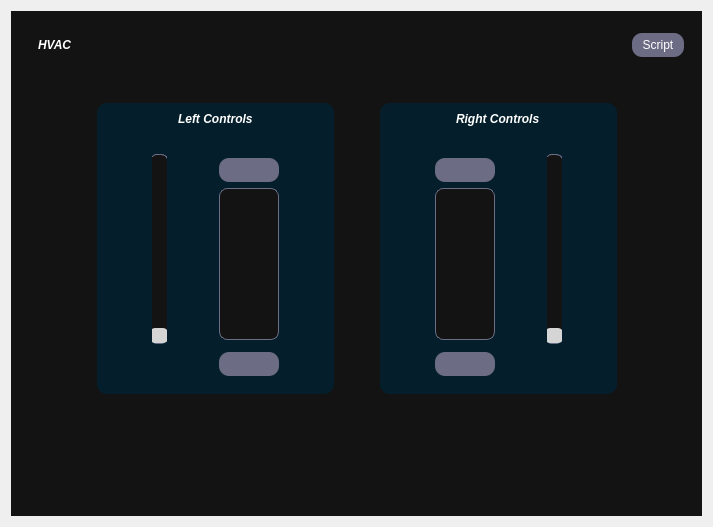
First picture: the form in ui/HVAC.ui, repository AutomotiveGradeLinux/src-agl-demo-control-panel, before the edit.
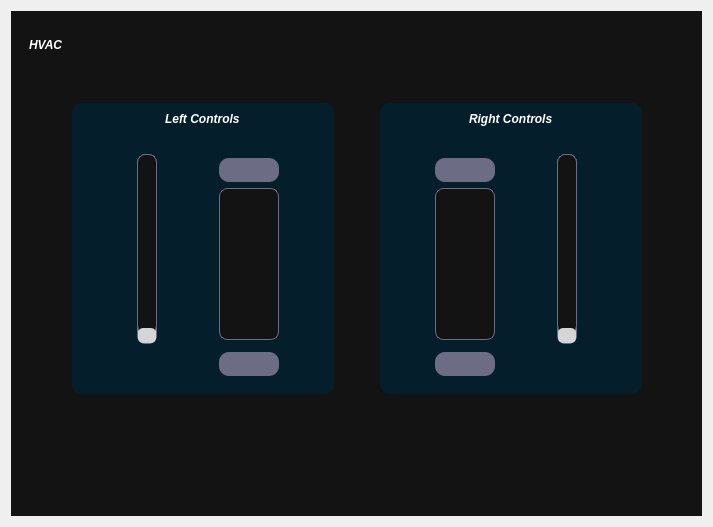
Second picture: the form after the edit. Icons and pictures are not drawn.

```diff
--- a/ui/HVAC.ui
+++ b/ui/HVAC.ui
@@ -204,16 +204,7 @@
         <property name="frameShadow">
          <enum>QFrame::Raised</enum>
         </property>
-        <layout class="QHBoxLayout" name="horizontalLayout_2">
-         <item>
-          <widget class="QFrame" name="frame_5">
-           <property name="frameShape">
-            <enum>QFrame::StyledPanel</enum>
-           </property>
-           <property name="frameShadow">
-            <enum>QFrame::Raised</enum>
-           </property>
-           <layout class="QHBoxLayout" name="horizontalLayout_4">
+        <layout class="QHBoxLayout" name="horizontalLayout">
             <item>
              <widget class="QLabel" name="label_2">
               <property name="sizePolicy">
@@ -238,26 +229,6 @@
           </widget>
          </item>
          <item>
-          <widget class="QPushButton" name="scriptBtn">
-           <property name="text">
-            <string>Script</string>
-           </property>
-           <property name="icon">
-            <iconset resource="../assets/res.qrc">
-             <normaloff>:/icons/feather/play-circle.svg</normaloff>:/icons/feather/play-circle.svg</iconset>
-           </property>
-           <property name="iconSize">
-            <size>
-             <width>30</width>
-             <height>30</height>
-            </size>
-           </property>
-          </widget>
-         </item>
-        </layout>
-       </widget>
-      </item>
-      <item>
        <widget class="QScrollArea" name="scrollArea">
         <property name="widgetResizable">
          <bool>true</bool>
@@ -267,8 +238,8 @@
           <rect>
            <x>0</x>
            <y>0</y>
-           <width>689</width>
-           <height>415</height>
+           <width>697</width>
+           <height>409</height>
           </rect>
          </property>
          <layout class="QVBoxLayout" name="verticalLayout_3">
@@ -491,6 +462,12 @@
                 </item>
                 <item row="2" column="3" rowspan="4" alignment="Qt::AlignHCenter">
                  <widget class="QSlider" name="rightFanSpeed_slider">
+                  <property name="minimumSize">
+                   <size>
+                    <width>40</width>
+                    <height>0</height>
+                   </size>
+                  </property>
                   <property name="orientation">
                    <enum>Qt::Vertical</enum>
                   </property>
@@ -601,6 +578,12 @@
                     <verstretch>0</verstretch>
                    </sizepolicy>
                   </property>
+                  <property name="minimumSize">
+                   <size>
+                    <width>40</width>
+                    <height>0</height>
+                   </size>
+                  </property>
                   <property name="orientation">
                    <enum>Qt::Vertical</enum>
                   </property>
@@ -642,6 +625,9 @@
                   <property name="scaledContents">
                    <bool>false</bool>
                   </property>
+                  <property name="alignment">
+                   <set>Qt::AlignCenter</set>
+                  </property>
                  </widget>
                 </item>
                 <item row="6" column="3">
```
Left out of the diff: 28 changed lines with no effect on the pictures. Lines whose indentation alone changed are shown as unchanged.
